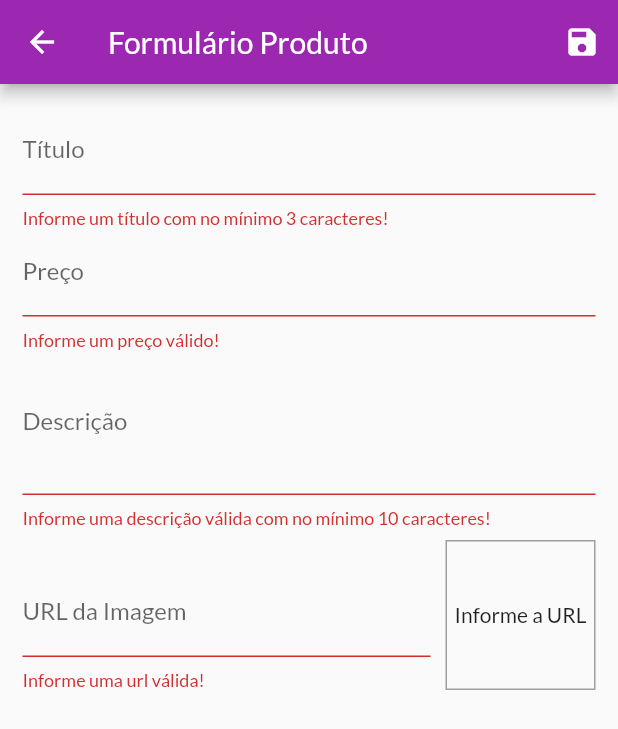
After one commit to fmayumi-tachibana/projeto-shop-cod3r, a Flutter app: the ProductFormScreen screen opened by its route, after a tap on the "save" icon, on a phone screen of 412 x 824 dp. The commit adds this screen. Shown: the top 729 px of the screen. Run offline on Flutter 3.47's test engine with Material 2 defaults, Android fonts, the phone set to English and light mode, and no system bars; network calls fail.

Commit message:
Product CRUD

```diff
--- a/shop/lib/main.dart
+++ b/shop/lib/main.dart
@@ -1,4 +1,5 @@
 import 'package:flutter/material.dart';
+import 'package:provider/provider.dart';
 import 'package:shop/providers/cart.dart';
 import 'package:shop/providers/orders.dart';
 import 'package:shop/providers/products.dart';
@@ -6,8 +7,9 @@ import 'package:shop/utils/app_routes.dart';
 import 'package:shop/views/cart_screen.dart';
 import 'package:shop/views/orders_screen.dart';
 import 'package:shop/views/product_detail_screen.dart';
+import 'package:shop/views/product_form_screen.dart';
 import 'package:shop/views/products_overview_screen.dart';
-import 'package:provider/provider.dart';
+import 'package:shop/views/products_screen.dart';
 
 void main() => runApp(MyApp());
 
@@ -39,6 +41,8 @@ class MyApp extends StatelessWidget {
           AppRoutes.PRODUCT_DETAIL: (ctx) => ProductDetailScreen(),
           AppRoutes.CART: (ctx) => CartScreen(),
           AppRoutes.ORDERS: (ctx) => OrdersScreen(),
+          AppRoutes.PRODUCTS: (ctx) => ProductsScreen(),
+          AppRoutes.PRODUCT_FORM: (ctx) => ProductFormScreen(),
         },
       ),
     );
--- a/shop/lib/providers/product.dart
+++ b/shop/lib/providers/product.dart
@@ -9,7 +9,7 @@ class Product with ChangeNotifier{
   bool isFavorite;
 
   Product({
-    @required this.id,
+    this.id,
     @required this.title,
     @required this.description,
     @required this.price,
--- a/shop/lib/utils/app_routes.dart
+++ b/shop/lib/utils/app_routes.dart
@@ -3,4 +3,6 @@ class AppRoutes{
   static const PRODUCT_DETAIL = '/product-detail';
   static const CART = '/cart';
   static const ORDERS = '/orders';
+  static const PRODUCTS = '/products';
+  static const PRODUCT_FORM = '/product-form';
 }
--- /dev/null
+++ b/shop/lib/views/product_form_screen.dart
@@ -0,0 +1,213 @@
+import 'package:flutter/material.dart';
+import 'package:provider/provider.dart';
+import 'package:shop/providers/product.dart';
+import 'package:shop/providers/products.dart';
+
+class ProductFormScreen extends StatefulWidget {
+  @override
+  _ProductFormScreenState createState() => _ProductFormScreenState();
+}
+
+class _ProductFormScreenState extends State<ProductFormScreen> {
+  final _priceFocusNode = FocusNode();
+  final _descriptionFocusNode = FocusNode();
+  final _imageUrlFocusNode = FocusNode();
+  final _imageUrlController = TextEditingController();
+  final _form = GlobalKey<FormState>();
+  final _formData = Map<String, Object>();
+
+  @override
+  void initState() {
+    // TODO: implement initState
+    super.initState();
+    _imageUrlFocusNode.addListener(_updateImageUrl);
+  }
+
+  @override
+  void didChangeDependencies() {
+    // TODO: implement didChangeDependencies
+    super.didChangeDependencies();
+    if (_formData.isEmpty) {
+      final product = ModalRoute.of(context).settings.arguments as Product;
+      if (product != null) {
+        _formData['id'] = product.id;
+        _formData['title'] = product.title;
+        _formData['price'] = product.price;
+        _formData['description'] = product.description;
+        _formData['imageUrl'] = product.imageUrl;
+
+        _imageUrlController.text = _formData['imageUrl'];
+      } else {
+        _formData['price'] = '';
+      }
+    }
+  }
+
+  void _updateImageUrl() {
+    if (isValidImageUrl(_imageUrlController.text)) {
+      setState(() {});
+    }
+  }
+
+  bool isValidImageUrl(String url) {
+    bool startWith = url.toLowerCase().startsWith('http://') ||
+        url.toLowerCase().startsWith('https://');
+    bool endsWith = url.toLowerCase().endsWith('.png') ||
+        url.toLowerCase().endsWith('.jpg') ||
+        url.toLowerCase().endsWith('.jpeg');
+    return (startWith && endsWith);
+  }
+
+  @override
+  void dispose() {
+    // TODO: implement dispose
+    super.dispose();
+    _priceFocusNode.dispose();
+    _descriptionFocusNode.dispose();
+    _imageUrlFocusNode.removeListener(_updateImageUrl);
+    _imageUrlFocusNode.dispose();
+  }
+
+  void _saveForm() {
+    bool _isValid = _form.currentState.validate();
+
+    if (!_isValid) {
+      return;
+    }
+
+    _form.currentState.save();
+
+    final newProduct = Product(
+        id: _formData['id'],
+        title: _formData['title'],
+        price: _formData['price'],
+        description: _formData['description'],
+        imageUrl: _formData['imageUrl']);
+
+    final products = Provider.of<Products>(context, listen: false);
+    if (_formData['id'] == null) {
+      products.addProduct(newProduct);
+    } else {
+      products.updateProduct(newProduct);
+    }
+    Navigator.of(context).pop();
+  }
+
+  @override
+  Widget build(BuildContext context) {
+    return Scaffold(
+      appBar: AppBar(
+        title: Text('Formulário Produto'),
+        actions: <Widget>[
+          IconButton(
+            icon: Icon(Icons.save),
+            onPressed: _saveForm,
+          ),
+        ],
+      ),
+      body: Padding(
+        padding: const EdgeInsets.all(15.0),
+        child: Form(
+          key: _form,
+          child: ListView(
+            children: <Widget>[
+              TextFormField(
+                initialValue: _formData['title'],
+                decoration: InputDecoration(labelText: 'Título'),
+                textInputAction: TextInputAction.next,
+                onFieldSubmitted: (_) {
+                  FocusScope.of(context).requestFocus(_priceFocusNode);
+                },
+                validator: (value) {
+                  if (value.trim().isEmpty || value.trim().length < 3) {
+                    return 'Informe um título com no mínimo 3 caracteres!';
+                  }
+                  return null;
+                },
+                onSaved: (value) => _formData['title'] = value,
+              ),
+              TextFormField(
+                initialValue: _formData['price'].toString(),
+                decoration: InputDecoration(labelText: 'Preço'),
+                textInputAction: TextInputAction.next,
+                focusNode: _priceFocusNode,
+                keyboardType: TextInputType.numberWithOptions(decimal: true),
+                onFieldSubmitted: (_) {
+                  FocusScope.of(context).requestFocus(_descriptionFocusNode);
+                },
+                validator: (value) {
+                  var newPrice = double.tryParse(value);
+                  if (value.trim().isEmpty ||
+                      newPrice == null ||
+                      newPrice <= 0) {
+                    return 'Informe um preço válido!';
+                  }
+                  return null;
+                },
+                onSaved: (value) => _formData['price'] = double.parse(value),
+              ),
+              TextFormField(
+                initialValue: _formData['description'],
+                decoration: InputDecoration(labelText: 'Descrição'),
+                maxLines: 3,
+                focusNode: _descriptionFocusNode,
+                keyboardType: TextInputType.multiline,
+                validator: (value) {
+                  if (value.trim().isEmpty || value.trim().length < 10) {
+                    return 'Informe uma descrição válida com no mínimo 10 caracteres!';
+                  }
+                  return null;
+                },
+                onSaved: (value) => _formData['description'] = value,
+              ),
+              Row(
+                crossAxisAlignment: CrossAxisAlignment.end,
+                children: <Widget>[
+                  Expanded(
+                    child: TextFormField(
+                      decoration: InputDecoration(labelText: 'URL da Imagem'),
+                      controller: _imageUrlController,
+                      focusNode: _imageUrlFocusNode,
+                      keyboardType: TextInputType.url,
+                      textInputAction: TextInputAction.done,
+                      onFieldSubmitted: (_) {
+                        _saveForm();
+                      },
+                      validator: (value) {
+                        if (value.trim().isEmpty || isValidImageUrl(value)) {
+                          return 'Informe uma url válida!';
+                        }
+                        return null;
+                      },
+                      onSaved: (value) => _formData['imageUrl'] = value,
+                    ),
+                  ),
+                  Container(
+                    height: 100,
+                    width: 100,
+                    margin: EdgeInsets.only(
+                      top: 8,
+                      left: 10,
+                    ),
+                    decoration: BoxDecoration(
+                        border: Border.all(
+                      color: Colors.grey,
+                      width: 1,
+                    )),
+                    alignment: Alignment.center,
+                    child: _imageUrlController.text.isEmpty
+                        ? Text('Informe a URL')
+                        : FittedBox(
+                            child: Image.network(_imageUrlController.text),
+                            fit: BoxFit.cover,
+                          ),
+                  ),
+                ],
+              ),
+            ],
+          ),
+        ),
+      ),
+    );
+  }
+}
--- a/shop/lib/widgets/product_grid.dart
+++ b/shop/lib/widgets/product_grid.dart
@@ -2,7 +2,7 @@ import 'package:flutter/material.dart';
 import 'package:provider/provider.dart';
 import 'package:shop/providers/product.dart';
 import 'package:shop/providers/products.dart';
-import 'package:shop/widgets/product_item.dart';
+import 'package:shop/widgets/product_grid_item.dart';
 
 class ProductGrid extends StatelessWidget {
   final bool showFavoriteOnly;
@@ -18,7 +18,7 @@ class ProductGrid extends StatelessWidget {
       itemCount: products.length,
       itemBuilder: (ctx, index) => ChangeNotifierProvider.value(
         value: products[index],
-        child: ProductItem(),
+        child: ProductGridItem(),
       ),
       gridDelegate: SliverGridDelegateWithFixedCrossAxisCount(
         crossAxisCount: 2,
```
Also changed, not shown: shop/lib/providers/cart.dart (+24 -1 lines), shop/lib/providers/products.dart (+32 -2 lines), shop/lib/views/products_screen.dart (added, +39 -0 lines), shop/lib/widgets/app_drawer.dart (+8 -0 lines), shop/lib/widgets/cart_item_widget.dart (+31 -3 lines), shop/lib/widgets/product_grid_item.dart (added, +68 -0 lines), shop/lib/widgets/product_item.dart (+50 -36 lines).
